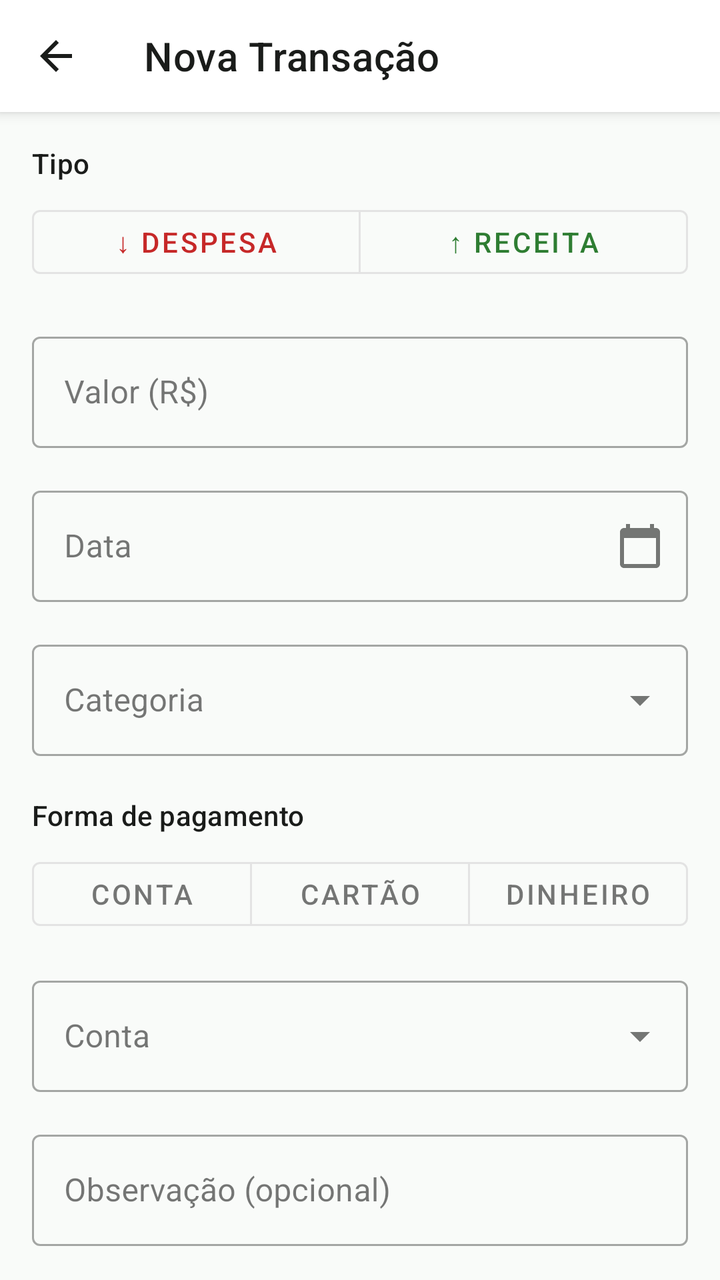
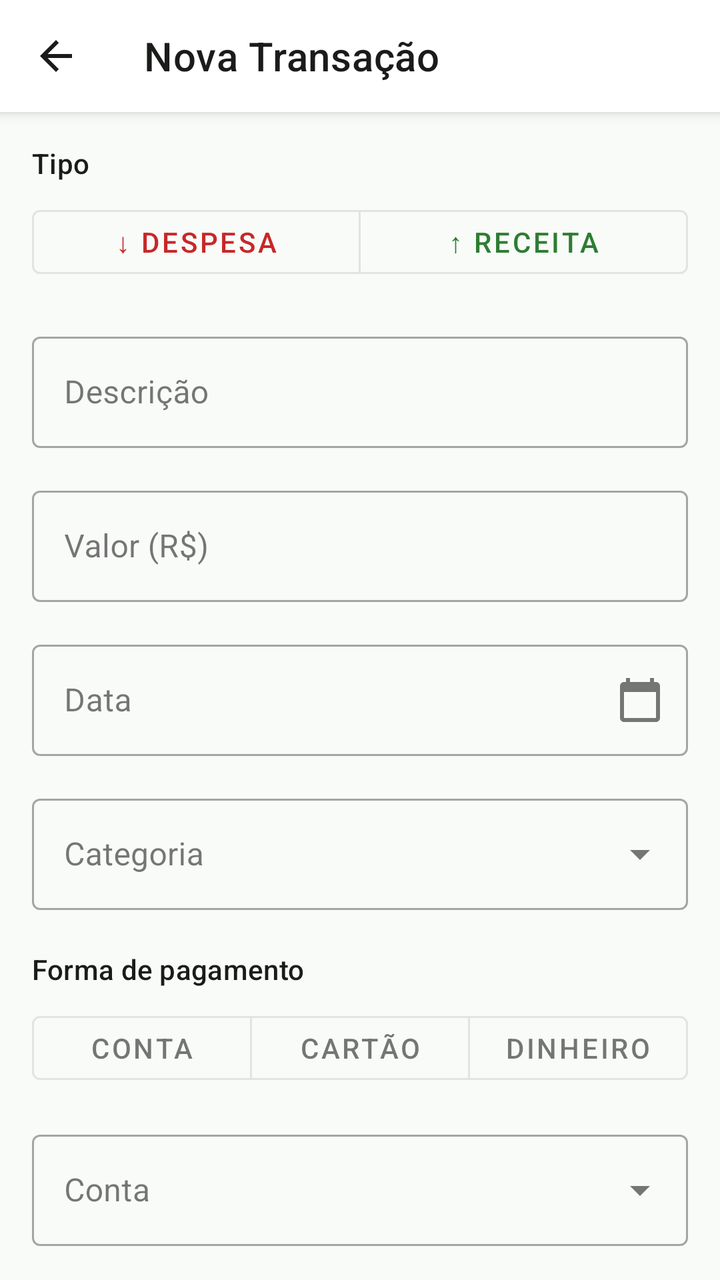

An Android layout rendered at two revisions. The XML below is the earlier revision; the diff shows what the commit changed to produce the second picture.
<!-- AndroidManifest.xml: application theme Theme.Financeiro -->
<!-- res/layout/fragment_adicionar_transacao.xml -->
<?xml version="1.0" encoding="utf-8"?>
<androidx.coordinatorlayout.widget.CoordinatorLayout
    xmlns:android="http://schemas.android.com/apk/res/android"
    xmlns:app="http://schemas.android.com/apk/res-auto"
    android:layout_width="match_parent"
    android:layout_height="match_parent"
    android:background="@color/background">

    
    <com.google.android.material.appbar.AppBarLayout
        android:id="@+id/app_bar"
        android:layout_width="match_parent"
        android:layout_height="wrap_content">

        <com.google.android.material.appbar.MaterialToolbar
            android:id="@+id/toolbar"
            android:layout_width="match_parent"
            android:layout_height="?attr/actionBarSize"
            android:background="@color/surface"
            app:navigationIcon="@drawable/ic_arrow_back"
            app:title="Nova Transação"
            app:titleTextColor="@color/on_surface" />

    </com.google.android.material.appbar.AppBarLayout>

    
    <androidx.core.widget.NestedScrollView
        android:layout_width="match_parent"
        android:layout_height="match_parent"
        app:layout_behavior="@string/appbar_scrolling_view_behavior">

        <LinearLayout
            android:layout_width="match_parent"
            android:layout_height="wrap_content"
            android:orientation="vertical"
            android:padding="16dp">

            
            <TextView
                android:layout_width="wrap_content"
                android:layout_height="wrap_content"
                android:text="Tipo"
                android:textAppearance="@style/TextAppearance.App.LabelLarge"
                android:layout_marginBottom="8dp" />

            <com.google.android.material.button.MaterialButtonToggleGroup
                android:id="@+id/toggle_group_tipo"
                android:layout_width="match_parent"
                android:layout_height="wrap_content"
                app:singleSelection="true"
                app:selectionRequired="true"
                android:layout_marginBottom="20dp">

                <com.google.android.material.button.MaterialButton
                    android:id="@+id/toggle_despesa"
                    style="@style/Widget.MaterialComponents.Button.OutlinedButton"
                    android:layout_width="0dp"
                    android:layout_weight="1"
                    android:layout_height="44dp"
                    android:text="↓ Despesa"
                    android:textColor="@color/despesa" />

                <com.google.android.material.button.MaterialButton
                    android:id="@+id/toggle_receita"
                    style="@style/Widget.MaterialComponents.Button.OutlinedButton"
                    android:layout_width="0dp"
                    android:layout_weight="1"
                    android:layout_height="44dp"
                    android:text="↑ Receita"
                    android:textColor="@color/receita" />

            </com.google.android.material.button.MaterialButtonToggleGroup>

            
            <com.google.android.material.textfield.TextInputLayout
                android:id="@+id/layout_valor"
                style="@style/Widget.MaterialComponents.TextInputLayout.OutlinedBox"
                android:layout_width="match_parent"
                android:layout_height="wrap_content"
                android:hint="Valor (R$)"
                android:layout_marginBottom="16dp">

                <com.google.android.material.textfield.TextInputEditText
                    android:id="@+id/edit_valor"
                    android:layout_width="match_parent"
                    android:layout_height="wrap_content"
                    android:inputType="numberDecimal"
                    android:imeOptions="actionNext" />
            </com.google.android.material.textfield.TextInputLayout>

            
            <com.google.android.material.textfield.TextInputLayout
                android:id="@+id/layout_data"
                style="@style/Widget.MaterialComponents.TextInputLayout.OutlinedBox"
                android:layout_width="match_parent"
                android:layout_height="wrap_content"
                android:hint="Data"
                app:endIconMode="custom"
                app:endIconDrawable="@drawable/ic_calendar"
                android:layout_marginBottom="16dp">

                <com.google.android.material.textfield.TextInputEditText
                    android:id="@+id/edit_data"
                    android:layout_width="match_parent"
                    android:layout_height="wrap_content"
                    android:focusable="false"
                    android:inputType="none" />
            </com.google.android.material.textfield.TextInputLayout>

            
            <com.google.android.material.textfield.TextInputLayout
                style="@style/Widget.MaterialComponents.TextInputLayout.OutlinedBox.ExposedDropdownMenu"
                android:layout_width="match_parent"
                android:layout_height="wrap_content"
                android:hint="Categoria"
                android:layout_marginBottom="20dp">

                <AutoCompleteTextView
                    android:id="@+id/auto_complete_categoria"
                    android:layout_width="match_parent"
                    android:layout_height="wrap_content"
                    android:clickable="true"
                    android:focusable="true"
                    android:inputType="none" />
            </com.google.android.material.textfield.TextInputLayout>

            
            <TextView
                android:layout_width="wrap_content"
                android:layout_height="wrap_content"
                android:text="Forma de pagamento"
                android:textAppearance="@style/TextAppearance.App.LabelLarge"
                android:layout_marginBottom="8dp" />

            <com.google.android.material.button.MaterialButtonToggleGroup
                android:id="@+id/toggle_group_forma"
                android:layout_width="match_parent"
                android:layout_height="wrap_content"
                app:singleSelection="true"
                app:selectionRequired="true"
                android:layout_marginBottom="16dp">

                <com.google.android.material.button.MaterialButton
                    android:id="@+id/toggle_conta"
                    style="@style/Widget.MaterialComponents.Button.OutlinedButton"
                    android:layout_width="0dp"
                    android:layout_weight="1"
                    android:layout_height="44dp"
                    android:text="Conta" />

                <com.google.android.material.button.MaterialButton
                    android:id="@+id/toggle_cartao"
                    style="@style/Widget.MaterialComponents.Button.OutlinedButton"
                    android:layout_width="0dp"
                    android:layout_weight="1"
                    android:layout_height="44dp"
                    android:text="Cartão" />

                <com.google.android.material.button.MaterialButton
                    android:id="@+id/toggle_dinheiro"
                    style="@style/Widget.MaterialComponents.Button.OutlinedButton"
                    android:layout_width="0dp"
                    android:layout_weight="1"
                    android:layout_height="44dp"
                    android:text="Dinheiro" />

            </com.google.android.material.button.MaterialButtonToggleGroup>

            
            <com.google.android.material.textfield.TextInputLayout
                android:id="@+id/layout_selecionar_conta"
                style="@style/Widget.MaterialComponents.TextInputLayout.OutlinedBox.ExposedDropdownMenu"
                android:layout_width="match_parent"
                android:layout_height="wrap_content"
                android:hint="Conta"
                android:layout_marginBottom="16dp"
                android:visibility="visible">

                <AutoCompleteTextView
                    android:id="@+id/auto_complete_conta"
                    android:layout_width="match_parent"
                    android:layout_height="wrap_content"
                    android:clickable="true"
                    android:focusable="true"
                    android:inputType="none" />
            </com.google.android.material.textfield.TextInputLayout>

            
            <com.google.android.material.textfield.TextInputLayout
                android:id="@+id/layout_selecionar_cartao"
                style="@style/Widget.MaterialComponents.TextInputLayout.OutlinedBox.ExposedDropdownMenu"
                android:layout_width="match_parent"
                android:layout_height="wrap_content"
                android:hint="Cartão"
                android:layout_marginBottom="16dp"
                android:visibility="gone">

                <AutoCompleteTextView
                    android:id="@+id/auto_complete_cartao"
                    android:layout_width="match_parent"
                    android:layout_height="wrap_content"
                    android:clickable="true"
                    android:focusable="true"
                    android:inputType="none" />
            </com.google.android.material.textfield.TextInputLayout>

            
            <com.google.android.material.textfield.TextInputLayout
                style="@style/Widget.MaterialComponents.TextInputLayout.OutlinedBox"
                android:layout_width="match_parent"
                android:layout_height="wrap_content"
                android:hint="Observação (opcional)"
                android:layout_marginBottom="24dp">

                <com.google.android.material.textfield.TextInputEditText
                    android:id="@+id/edit_observacao"
                    android:layout_width="match_parent"
                    android:layout_height="wrap_content"
                    android:inputType="textCapSentences"
                    android:imeOptions="actionDone" />
            </com.google.android.material.textfield.TextInputLayout>

            
            <LinearLayout
                android:id="@+id/layout_parcelamento"
                android:layout_width="match_parent"
                android:layout_height="wrap_content"
                android:orientation="vertical"
                android:visibility="gone">

                <CheckBox
                    android:id="@+id/check_parcelado"
                    android:layout_width="match_parent"
                    android:layout_height="wrap_content"
                    android:text="Compra parcelada"
                    android:textColor="@color/on_surface"
                    android:layout_marginBottom="8dp" />

                <com.google.android.material.textfield.TextInputLayout
                    android:id="@+id/layout_numero_parcelas"
                    style="@style/Widget.MaterialComponents.TextInputLayout.OutlinedBox"
                    android:layout_width="match_parent"
                    android:layout_height="wrap_content"
                    android:hint="Numero de parcelas"
                    android:layout_marginBottom="16dp"
                    android:visibility="gone">

                    <com.google.android.material.textfield.TextInputEditText
                        android:id="@+id/edit_numero_parcelas"
                        android:layout_width="match_parent"
                        android:layout_height="wrap_content"
                        android:inputType="number"
                        android:imeOptions="actionNext" />
                </com.google.android.material.textfield.TextInputLayout>
            </LinearLayout>

            <ProgressBar
                android:id="@+id/progress_bar"
                android:layout_width="wrap_content"
                android:layout_height="wrap_content"
                android:layout_gravity="center"
                android:visibility="gone"
                android:layout_marginBottom="8dp" />

            <com.google.android.material.button.MaterialButton
                android:id="@+id/btn_salvar"
                android:layout_width="match_parent"
                android:layout_height="52dp"
                android:text="Salvar"
                android:layout_marginBottom="8dp"
                style="@style/Widget.App.Button.Primary" />

            <com.google.android.material.button.MaterialButton
                android:id="@+id/btn_cancelar"
                android:layout_width="match_parent"
                android:layout_height="48dp"
                android:text="Cancelar"
                android:layout_marginBottom="24dp"
                style="@style/Widget.App.Button.Text" />

        </LinearLayout>
    </androidx.core.widget.NestedScrollView>

</androidx.coordinatorlayout.widget.CoordinatorLayout>
<!-- resources referenced by this layout -->
<resources>
  <color name="background">#F9FBF9</color>
  <color name="despesa">#C62828</color>
  <color name="on_surface">#1A1C1A</color>
  <color name="receita">#2E7D32</color>
  <color name="surface">#FFFFFF</color>
  <!-- drawable ic_arrow_back (drawable) -->
  <?xml version="1.0" encoding="utf-8"?>
  <vector xmlns:android="http://schemas.android.com/apk/res/android"
      android:width="24dp"
      android:height="24dp"
      android:viewportWidth="24"
      android:viewportHeight="24"
      android:tint="@color/on_surface">
      <path
          android:fillColor="@android:color/white"
          android:pathData="M20,11H7.83l5.59,-5.59L12,4l-8,8 8,8 1.41,-1.41L7.83,13H20v-2z"/>
  </vector>
  <!-- drawable ic_calendar (drawable) -->
  <?xml version="1.0" encoding="utf-8"?>
  <vector xmlns:android="http://schemas.android.com/apk/res/android"
      android:width="24dp"
      android:height="24dp"
      android:viewportWidth="24"
      android:viewportHeight="24"
      android:tint="@color/on_surface_variant">
      <path
          android:fillColor="@android:color/white"
          android:pathData="M20,3h-1V1h-2v2H7V1H5v2H4C2.9,3 2,3.9 2,5v16c0,1.1 0.9,2 2,2h16c1.1,0 2,-0.9 2,-2V5C22,3.9 21.1,3 20,3zM20,21H4V8h16V21z"/>
  </vector>
  <style name="TextAppearance.App.LabelLarge" parent="TextAppearance.MaterialComponents.Subtitle2">
          <item name="android:textColor">@color/on_surface</item>
          <item name="android:textSize">14sp</item>
          <item name="android:fontFamily">sans-serif-medium</item>
      </style>
  <style name="Widget.App.Button.Primary" parent="Widget.MaterialComponents.Button">
          <item name="backgroundTint">@color/primary</item>
          <item name="android:textColor">@color/on_primary</item>
          <item name="cornerRadius">8dp</item>
          <item name="android:paddingStart">24dp</item>
          <item name="android:paddingEnd">24dp</item>
          <item name="android:textSize">14sp</item>
          <item name="android:fontFamily">sans-serif-medium</item>
      </style>
  <style name="Widget.App.Button.Text" parent="Widget.MaterialComponents.Button.TextButton">
          <item name="android:textColor">@color/on_surface_variant</item>
          <item name="android:textSize">14sp</item>
          <item name="android:fontFamily">sans-serif</item>
      </style>
  <color name="on_surface_variant">#BDBDBD</color>
  <color name="primary">#1B5E20</color>
  <color name="on_primary">#FFFFFF</color>
  <color name="primary_container">#C8E6C9</color>
  <color name="on_primary_container">#002106</color>
  <color name="secondary">#388E3C</color>
  <color name="on_secondary">#FFFFFF</color>
  <color name="secondary_container">#DCEDC8</color>
  <color name="on_secondary_container">#1B5E20</color>
  <color name="error">#B00020</color>
  <color name="on_error">#FFFFFF</color>
  <color name="on_background">#1A1C1A</color>
  <color name="outline">#E0E0E0</color>
  <!-- unchanged entries left out for length: 1 -->
</resources>

<!-- the commit's change to res/layout/fragment_adicionar_transacao.xml (unified diff, before → after) -->
@@ -73,6 +73,21 @@
 
             
             <com.google.android.material.textfield.TextInputLayout
+                style="@style/Widget.MaterialComponents.TextInputLayout.OutlinedBox"
+                android:layout_width="match_parent"
+                android:layout_height="wrap_content"
+                android:hint="Descrição"
+                android:layout_marginBottom="16dp">
+
+                <com.google.android.material.textfield.TextInputEditText
+                    android:id="@+id/edit_observacao"
+                    android:layout_width="match_parent"
+                    android:layout_height="wrap_content"
+                    android:inputType="textCapSentences"
+                    android:imeOptions="actionNext" />
+            </com.google.android.material.textfield.TextInputLayout>
+
+            <com.google.android.material.textfield.TextInputLayout
                 android:id="@+id/layout_valor"
                 style="@style/Widget.MaterialComponents.TextInputLayout.OutlinedBox"
                 android:layout_width="match_parent"
@@ -124,6 +139,24 @@
                     android:inputType="none" />
             </com.google.android.material.textfield.TextInputLayout>
 
+            <com.google.android.material.textfield.TextInputLayout
+                android:id="@+id/layout_subcategoria"
+                style="@style/Widget.MaterialComponents.TextInputLayout.OutlinedBox.ExposedDropdownMenu"
+                android:layout_width="match_parent"
+                android:layout_height="wrap_content"
+                android:layout_marginBottom="20dp"
+                android:hint="Subcategoria"
+                android:visibility="gone">
+
+                <AutoCompleteTextView
+                    android:id="@+id/auto_complete_subcategoria"
+                    android:layout_width="match_parent"
+                    android:layout_height="wrap_content"
+                    android:clickable="true"
+                    android:focusable="true"
+                    android:inputType="none" />
+            </com.google.android.material.textfield.TextInputLayout>
+
             
             <TextView
                 android:layout_width="wrap_content"
@@ -205,21 +238,6 @@
             </com.google.android.material.textfield.TextInputLayout>
 
             
-            <com.google.android.material.textfield.TextInputLayout
-                style="@style/Widget.MaterialComponents.TextInputLayout.OutlinedBox"
-                android:layout_width="match_parent"
-                android:layout_height="wrap_content"
-                android:hint="Observação (opcional)"
-                android:layout_marginBottom="24dp">
-
-                <com.google.android.material.textfield.TextInputEditText
-                    android:id="@+id/edit_observacao"
-                    android:layout_width="match_parent"
-                    android:layout_height="wrap_content"
-                    android:inputType="textCapSentences"
-                    android:imeOptions="actionDone" />
-            </com.google.android.material.textfield.TextInputLayout>
-
             
             <LinearLayout
                 android:id="@+id/layout_parcelamento"
@@ -252,6 +270,55 @@
                         android:inputType="number"
                         android:imeOptions="actionNext" />
                 </com.google.android.material.textfield.TextInputLayout>
+
+                <com.google.android.material.textfield.TextInputLayout
+                    android:id="@+id/layout_parcelas_pagas"
+                    style="@style/Widget.MaterialComponents.TextInputLayout.OutlinedBox"
+                    android:layout_width="match_parent"
+                    android:layout_height="wrap_content"
+                    android:hint="Parcelas pagas"
+                    android:layout_marginBottom="16dp"
+                    android:visibility="gone">
+
+                    <com.google.android.material.textfield.TextInputEditText
+                        android:id="@+id/edit_parcelas_pagas"
+                        android:layout_width="match_parent"
+                        android:layout_height="wrap_content"
+                        android:inputType="number"
+                        android:imeOptions="actionNext" />
+                </com.google.android.material.textfield.TextInputLayout>
+            </LinearLayout>
+
+            <LinearLayout
+                android:id="@+id/layout_recorrencia"
+                android:layout_width="match_parent"
+                android:layout_height="wrap_content"
+                android:orientation="vertical">
+
+                <CheckBox
+                    android:id="@+id/check_recorrente"
+                    android:layout_width="match_parent"
+                    android:layout_height="wrap_content"
+                    android:layout_marginBottom="8dp"
+                    android:text="Repetir mensalmente"
+                    android:textColor="@color/on_surface" />
+
+                <com.google.android.material.textfield.TextInputLayout
+                    android:id="@+id/layout_quantidade_recorrencias"
+                    style="@style/Widget.MaterialComponents.TextInputLayout.OutlinedBox"
+                    android:layout_width="match_parent"
+                    android:layout_height="wrap_content"
+                    android:layout_marginBottom="16dp"
+                    android:hint="Quantidade de meses"
+                    android:visibility="gone">
+
+                    <com.google.android.material.textfield.TextInputEditText
+                        android:id="@+id/edit_quantidade_recorrencias"
+                        android:layout_width="match_parent"
+                        android:layout_height="wrap_content"
+                        android:imeOptions="actionNext"
+                        android:inputType="number" />
+                </com.google.android.material.textfield.TextInputLayout>
             </LinearLayout>
 
             <ProgressBar
